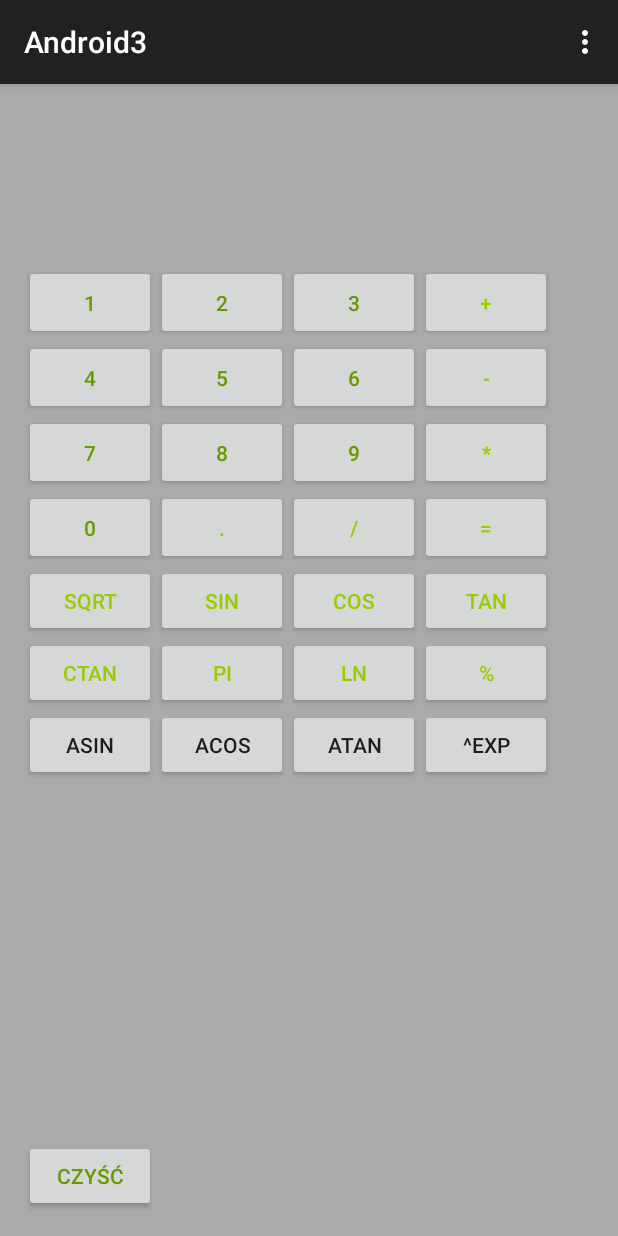
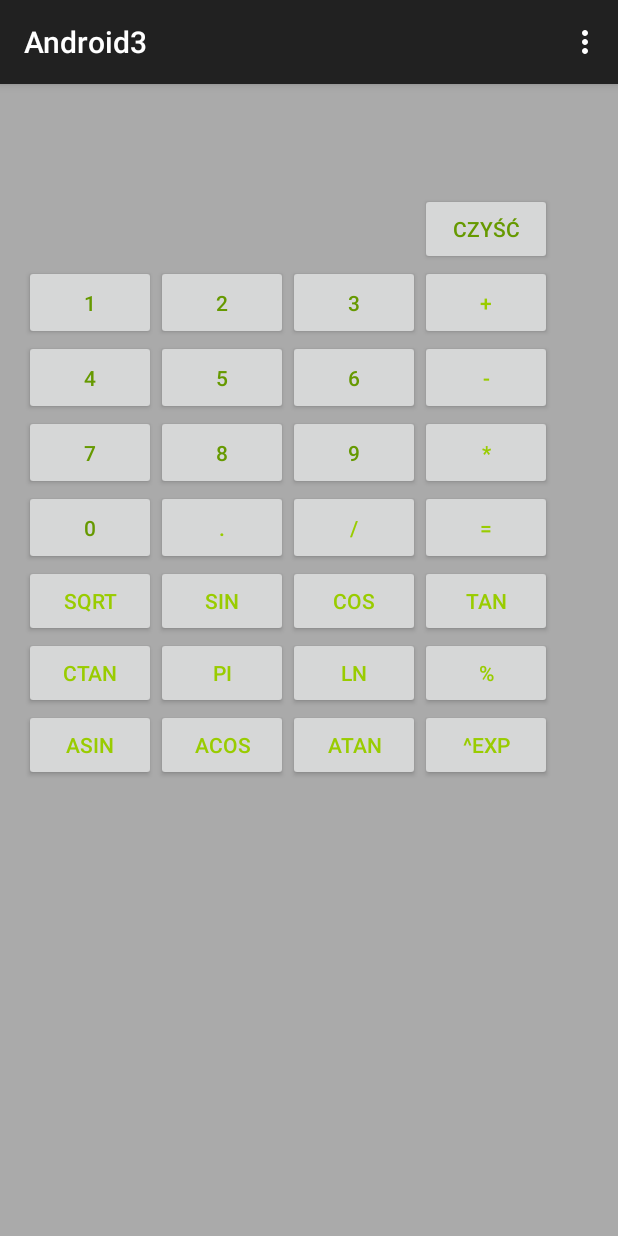
Before and after one commit to adriannakoszowska/Android3, an Android app: the screen it shows after launch (MainActivity), on a phone screen of 412 x 824 dp. Run offline under Robolectric (Android 15) with nearby library versions, the phone set to English and light mode, and no system bars.

Commit message:
sprawdzenie działania całego kalkulatora naukowego

```diff
--- a/app/src/main/res/layout/activity_main.xml
+++ b/app/src/main/res/layout/activity_main.xml
@@ -4,7 +4,8 @@
     android:paddingRight="@dimen/activity_horizontal_margin"
     android:paddingTop="@dimen/activity_vertical_margin"
     android:paddingBottom="@dimen/activity_vertical_margin" tools:context=".MainActivity"
-    android:background="@android:color/darker_gray">
+    android:background="@android:color/darker_gray"
+    android:onClick="Click">
 
     <TextView android:text="Math Calc" android:layout_width="wrap_content"
         android:layout_height="wrap_content"
@@ -237,10 +238,10 @@
         android:text="Czyść"
         android:id="@+id/czysc"
         android:onClick="Czyszczenie"
-        android:layout_alignParentBottom="true"
-        android:layout_alignParentLeft="true"
-        android:layout_alignParentStart="true"
-        android:textColor="@android:color/holo_green_dark" />
+        android:textColor="@android:color/holo_green_dark"
+        android:layout_above="@+id/dodaj"
+        android:layout_alignLeft="@+id/dodaj"
+        android:layout_alignStart="@+id/dodaj" />
 
     <Button
         android:layout_width="wrap_content"
@@ -337,7 +338,8 @@
         android:layout_below="@+id/ctan"
         android:layout_alignParentLeft="true"
         android:layout_alignParentStart="true"
-        android:onClick="Click" />
+        android:onClick="Click"
+        android:textColor="@android:color/holo_green_light" />
 
     <Button
         android:layout_width="wrap_content"
@@ -347,7 +349,8 @@
         android:layout_below="@+id/pi"
         android:layout_alignLeft="@+id/pi"
         android:layout_alignStart="@+id/pi"
-        android:onClick="Click" />
+        android:onClick="Click"
+        android:textColor="@android:color/holo_green_light" />
 
     <Button
         android:layout_width="wrap_content"
@@ -357,7 +360,8 @@
         android:layout_below="@+id/pi"
         android:layout_toRightOf="@+id/acos"
         android:layout_toEndOf="@+id/acos"
-        android:onClick="Click" />
+        android:onClick="Click"
+        android:textColor="@android:color/holo_green_light" />
 
     <Button
         android:layout_width="wrap_content"
@@ -367,6 +371,7 @@
         android:layout_alignBottom="@+id/atan"
         android:layout_alignLeft="@+id/procent"
         android:layout_alignStart="@+id/procent"
-        android:onClick="Click" />
+        android:onClick="Click"
+        android:textColor="@android:color/holo_green_light" />
 
 </RelativeLayout>
```
